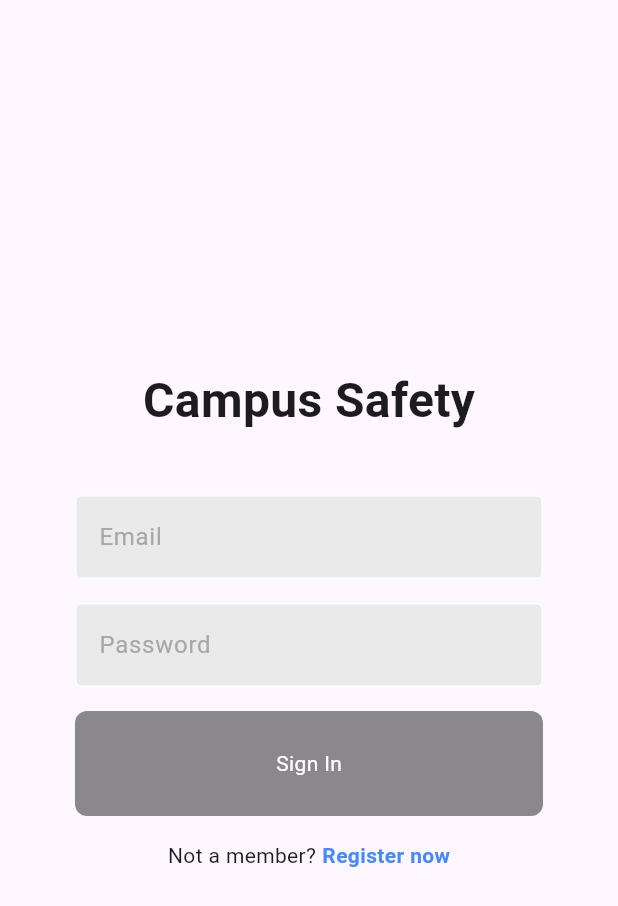
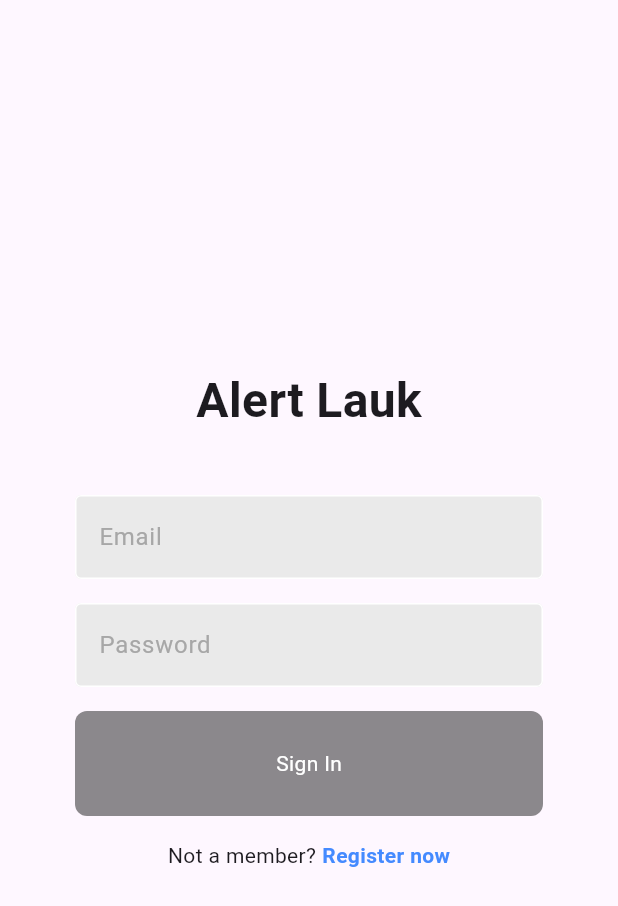
Before and after one commit to Zaiyancool/GitLauk, a Flutter app: the screen it shows after launch, on a phone screen of 412 x 824 dp. Shown: the top 906 px of the screen. Run offline on Flutter 3.47's test engine with Material 3 defaults, Android fonts, the phone set to English and light mode, and no system bars; our stand-ins replace cloud_firestore, firebase_auth, firebase_core, flutter_map, geolocator, latlong2; missing offline and left inert: dart:js; accounts and stored records are empty.

Commit message:
update title and map shows full usm and resize red dot

```diff
--- a/lib/auth_pages/loginPage.dart
+++ b/lib/auth_pages/loginPage.dart
@@ -150,7 +150,7 @@ void wrongPassMessage(){
 
             children: [
               Text(
-                'Campus Safety',
+                'Alert Lauk',
                 style: TextStyle(fontSize: 32, fontWeight: FontWeight.bold),
               ),
               SizedBox(height: 40),
```
Also changed, not shown: lib/heatmap/heatmap_screen.dart (+4 -4 lines).
